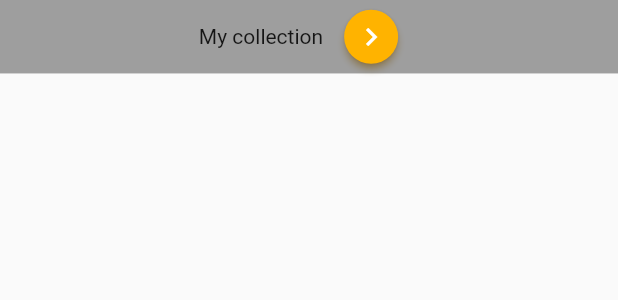
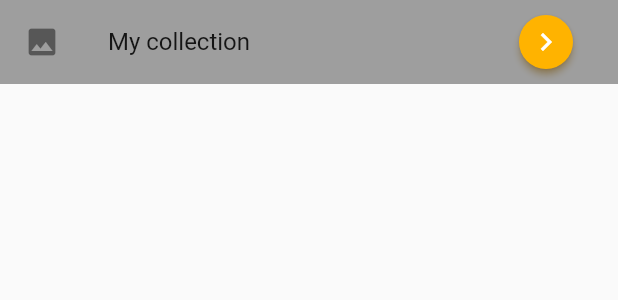
Before and after one commit to AntsInMyEy3sJohnson/pictive_app_mvp, a Flutter app: the CollectionTile widget shown alone on an empty page, opened directly, on a phone screen of 412 x 824 dp. Shown: the top 300 px of the screen. Run offline on Flutter 3.47's test engine with Material 2 defaults, Android fonts, the phone set to English and light mode, and no system bars; our stand-ins replace equatable, flutter_bloc, image_picker.

Commit message:
Replace custom row with ListTile widget in previously introduced collection tile.

```diff
--- a/lib/widgets/collection_tile.dart
+++ b/lib/widgets/collection_tile.dart
@@ -22,23 +22,22 @@ class _CollectionTileState extends State<CollectionTile> {
           decoration: BoxDecoration(
             color: Colors.grey,
           ),
-          child: Row(
-            mainAxisAlignment: MainAxisAlignment.center,
-            crossAxisAlignment: CrossAxisAlignment.center,
-            children: [
-              Padding(
-                padding: EdgeInsets.symmetric(
-                    vertical: MediaQuery.of(context).size.height * 0.02),
-                child: const Text("My collection"),
+          child: ListTile(
+            leading: Container(
+              decoration: BoxDecoration(
+                shape: BoxShape.circle
               ),
-              ElevatedButton(
-                onPressed: _processExpandPressed,
-                child: Icon(_tileIcon),
-                style: ElevatedButton.styleFrom(
-                  shape: CircleBorder(),
-                ),
+              // TODO Enable user to pick a thumbnail for the collection
+              child: Icon(Icons.image),
+            ),
+            title: const Text("My collection"),
+            trailing: ElevatedButton(
+              onPressed: _processExpandPressed,
+              child: Icon(_tileIcon),
+              style: ElevatedButton.styleFrom(
+                shape: CircleBorder(),
               ),
-            ],
+            ),
           ),
         ),
         if (_expanded)
```
